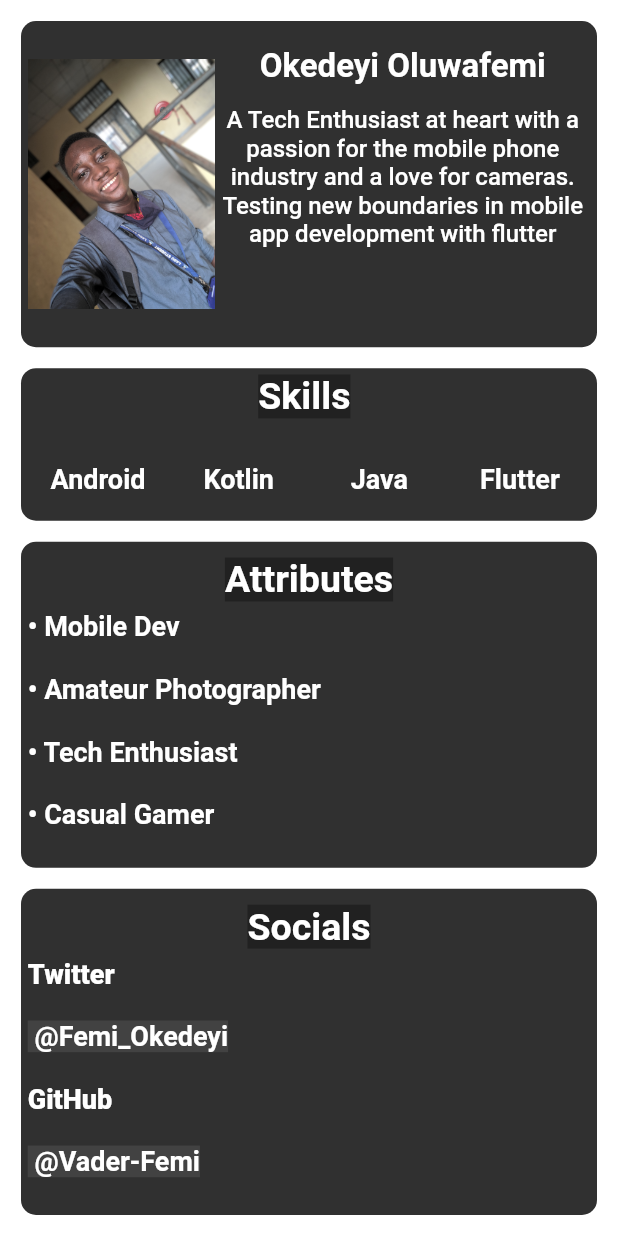
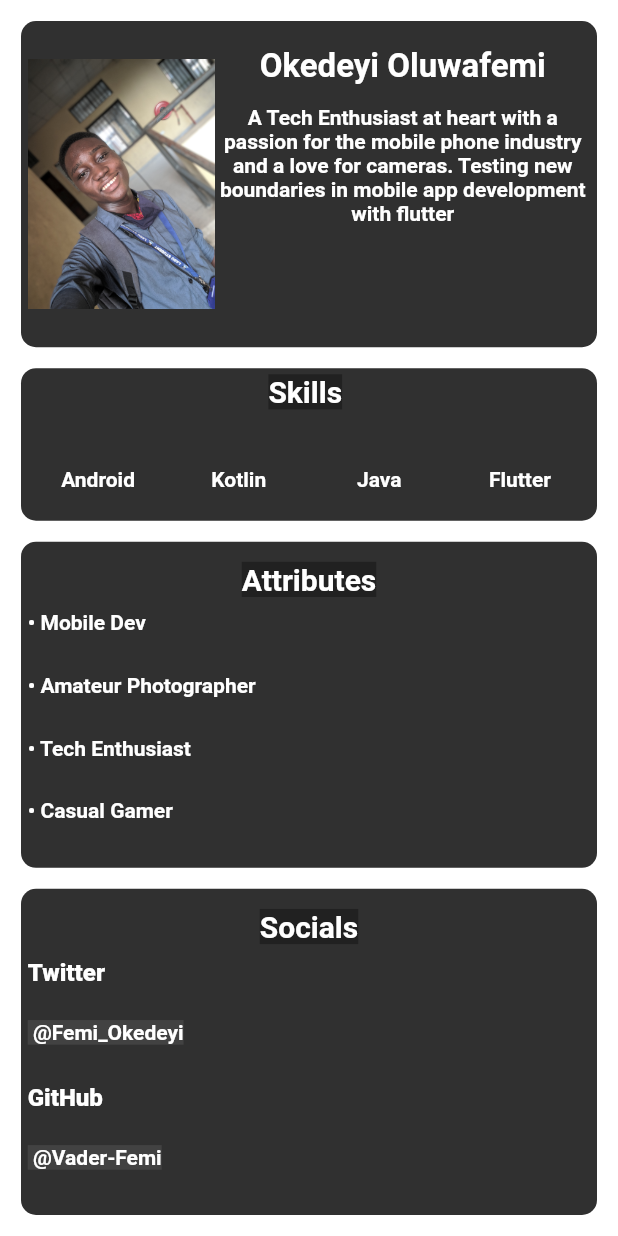
Before and after one commit to Vader-Femi/Portfoli_task_About_Me, a Flutter app: the screen it shows after launch, on a phone screen of 412 x 824 dp. Run offline on Flutter 3.47's test engine with Material 2 defaults, Android fonts, the phone set to English and light mode, and no system bars.

Commit message:
I4GZuri Task 1.1 - Reduced Font Size

```diff
--- a/lib/main.dart
+++ b/lib/main.dart
@@ -65,8 +65,8 @@ class MyApp extends StatelessWidget {
                                     textAlign: TextAlign.center,
                                     style: TextStyle(
                                       color: Colors.white,
-                                      fontSize: 16,
-                                      fontWeight: FontWeight.w500,
+                                      fontSize: 14,
+                                      fontWeight: FontWeight.w700,
                                     ),
                                   ),
                                 ),
@@ -96,7 +96,7 @@ class MyApp extends StatelessWidget {
                             style: TextStyle(
                               backgroundColor: Colors.grey[900],
                               color: Colors.white,
-                              fontSize: 25,
+                              fontSize: 20,
                               fontWeight: FontWeight.bold,
                             ),
                           ),
@@ -110,7 +110,7 @@ class MyApp extends StatelessWidget {
                                   textAlign: TextAlign.center,
                                   style: TextStyle(
                                     color: Colors.white,
-                                    fontSize: 18,
+                                    fontSize: 14,
                                     fontWeight: FontWeight.w600,
                                   ),
                                 ),
@@ -121,7 +121,7 @@ class MyApp extends StatelessWidget {
                                   textAlign: TextAlign.center,
                                   style: TextStyle(
                                     color: Colors.white,
-                                    fontSize: 18,
+                                    fontSize: 14,
                                     fontWeight: FontWeight.w600,
                                   ),
                                 ),
@@ -132,7 +132,7 @@ class MyApp extends StatelessWidget {
                                   textAlign: TextAlign.center,
                                   style: TextStyle(
                                     color: Colors.white,
-                                    fontSize: 18,
+                                    fontSize: 14,
                                     fontWeight: FontWeight.w600,
                                   ),
                                 ),
@@ -143,7 +143,7 @@ class MyApp extends StatelessWidget {
                                   textAlign: TextAlign.center,
                                   style: TextStyle(
                                     color: Colors.white,
-                                    fontSize: 18,
+                                    fontSize: 14,
                                     fontWeight: FontWeight.w600,
                                   ),
                                 ),
@@ -178,7 +178,7 @@ class MyApp extends StatelessWidget {
                               style: TextStyle(
                                 backgroundColor: Colors.grey[900],
                                 color: Colors.white,
-                                fontSize: 25,
+                                fontSize: 20,
                                 fontWeight: FontWeight.bold,
                               ),
                             ),
@@ -191,7 +191,7 @@ class MyApp extends StatelessWidget {
                             textAlign: TextAlign.left,
                             style: TextStyle(
                               color: Colors.white,
-                              fontSize: 18,
+                              fontSize: 14,
                               fontWeight: FontWeight.w600,
                             ),
                           ),
@@ -203,7 +203,7 @@ class MyApp extends StatelessWidget {
                             textAlign: TextAlign.left,
                             style: TextStyle(
                               color: Colors.white,
-                              fontSize: 18,
+                              fontSize: 14,
                               fontWeight: FontWeight.w600,
                             ),
                           ),
@@ -215,7 +215,7 @@ class MyApp extends StatelessWidget {
                             textAlign: TextAlign.left,
                             style: TextStyle(
                               color: Colors.white,
-                              fontSize: 18,
+                              fontSize: 14,
                               fontWeight: FontWeight.w600,
                             ),
                           ),
@@ -227,7 +227,7 @@ class MyApp extends StatelessWidget {
                             textAlign: TextAlign.left,
                             style: TextStyle(
                               color: Colors.white,
-                              fontSize: 18,
+                              fontSize: 14,
                               fontWeight: FontWeight.w600,
                             ),
                           ),
@@ -259,7 +259,7 @@ class MyApp extends StatelessWidget {
                               style: TextStyle(
                                 backgroundColor: Colors.grey[900],
                                 color: Colors.white,
-                                fontSize: 25,
+                                fontSize: 20,
                                 fontWeight: FontWeight.bold,
                               ),
                             ),
@@ -272,7 +272,7 @@ class MyApp extends StatelessWidget {
                             textAlign: TextAlign.left,
                             style: TextStyle(
                               color: Colors.white,
-                              fontSize: 18,
+                              fontSize: 16,
                               fontWeight: FontWeight.w800,
                             ),
                           ),
@@ -285,7 +285,7 @@ class MyApp extends StatelessWidget {
                             style: TextStyle(
                               backgroundColor: Colors.grey[800],
                               color: Colors.white,
-                              fontSize: 18,
+                              fontSize: 14,
                               fontWeight: FontWeight.w600,
                             ),
                           ),
@@ -297,7 +297,7 @@ class MyApp extends StatelessWidget {
                             textAlign: TextAlign.left,
                             style: TextStyle(
                               color: Colors.white,
-                              fontSize: 18,
+                              fontSize: 16,
                               fontWeight: FontWeight.w800,
                             ),
                           ),
@@ -310,7 +310,7 @@ class MyApp extends StatelessWidget {
                             style: TextStyle(
                               backgroundColor: Colors.grey[800],
                               color: Colors.white,
-                              fontSize: 18,
+                              fontSize: 14,
                               fontWeight: FontWeight.w600,
                             ),
                           ),
```
